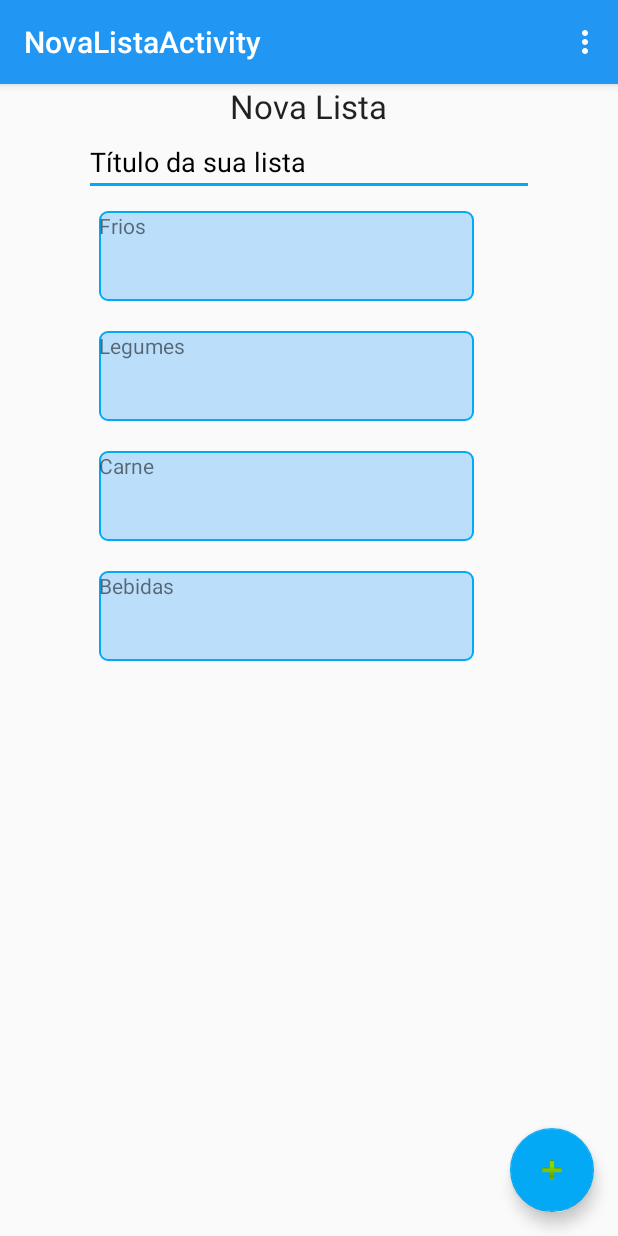
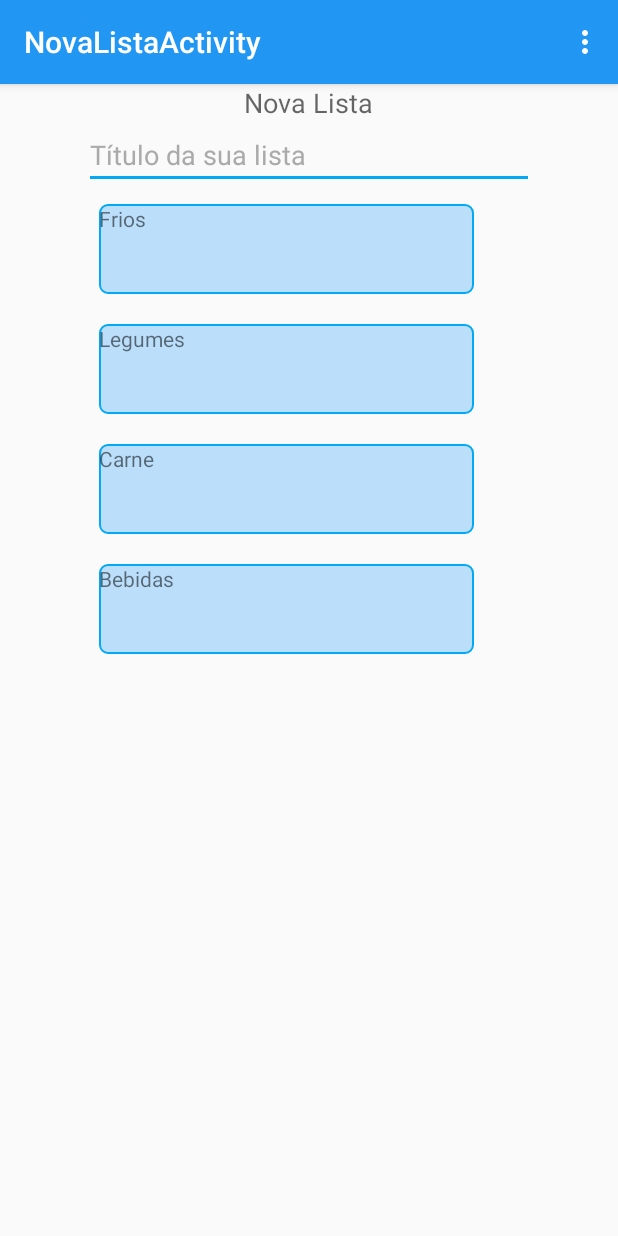
Before and after one commit to DiogoPavan/my-list, an Android app: the NovaListaActivity screen opened directly, with no data from a screen before it, on a phone screen of 412 x 824 dp. Run offline under Robolectric (Android 15) with nearby library versions, the phone set to English and light mode, and no system bars; 1 statement that could not run was skipped.

Commit message:
Segundo Commit

```diff
--- a/app/src/main/AndroidManifest.xml
+++ b/app/src/main/AndroidManifest.xml
@@ -24,7 +24,12 @@
         <activity
             android:name=".activity.NovaListaActivity"
             android:label="@string/title_activity_nova_lista"
-            android:theme="@style/AppTheme"></activity>
+            android:theme="@style/AppTheme">
+
+        </activity>
+        <activity android:name=".activity.CategoriaActivity">
+
+        </activity>
     </application>
 
 </manifest>
--- /dev/null
+++ b/app/src/main/java/mylist/projeto/com/mylist/activity/CategoriaActivity.java
@@ -0,0 +1,15 @@
+package mylist.projeto.com.mylist.activity;
+
+import android.support.v7.app.AppCompatActivity;
+import android.os.Bundle;
+
+import mylist.projeto.com.mylist.R;
+
+public class CategoriaActivity extends AppCompatActivity {
+
+    @Override
+    protected void onCreate(Bundle savedInstanceState) {
+        super.onCreate(savedInstanceState);
+        setContentView(R.layout.activity_categoria);
+    }
+}
--- a/app/src/main/java/mylist/projeto/com/mylist/activity/NovaListaActivity.java
+++ b/app/src/main/java/mylist/projeto/com/mylist/activity/NovaListaActivity.java
@@ -22,8 +22,6 @@ public class NovaListaActivity extends AppCompatActivity implements AdapterView.
     protected void onCreate(Bundle savedInstanceState) {
         super.onCreate(savedInstanceState);
         setContentView(R.layout.activity_nova_lista);
-//        Toolbar toolbar = (Toolbar) findViewById(R.id.toolbar);
-//        setSupportActionBar(toolbar);
 
         android.app.ActionBar actionBar = getActionBar();
 
--- /dev/null
+++ b/app/src/main/res/layout/activity_categoria.xml
@@ -0,0 +1,12 @@
+<?xml version="1.0" encoding="utf-8"?>
+<RelativeLayout xmlns:android="http://schemas.android.com/apk/res/android"
+    xmlns:tools="http://schemas.android.com/tools"
+    android:layout_width="match_parent"
+    android:layout_height="match_parent"
+    android:paddingBottom="@dimen/activity_vertical_margin"
+    android:paddingLeft="@dimen/activity_horizontal_margin"
+    android:paddingRight="@dimen/activity_horizontal_margin"
+    android:paddingTop="@dimen/activity_vertical_margin"
+    tools:context="mylist.projeto.com.mylist.activity.CategoriaActivity">
+
+</RelativeLayout>
--- a/app/src/main/res/layout/activity_nova_lista.xml
+++ b/app/src/main/res/layout/activity_nova_lista.xml
@@ -1,33 +1,32 @@
 <?xml version="1.0" encoding="utf-8"?>
-<android.support.design.widget.CoordinatorLayout xmlns:android="http://schemas.android.com/apk/res/android"
+<LinearLayout xmlns:android="http://schemas.android.com/apk/res/android"
     xmlns:tools="http://schemas.android.com/tools"
     android:layout_width="match_parent"
     android:layout_height="match_parent"
-    android:fitsSystemWindows="true"
-    tools:context="mylist.projeto.com.mylist.activity.NovaListaActivity">
+    android:orientation="vertical"
+    android:gravity="center|top"
+    tools:context="mylist.projeto.com.mylist.activity.NovaListaActivity"
+    tools:showIn="@layout/activity_nova_lista">
 
-    <!--<android.support.design.widget.AppBarLayout-->
-    <!--android:layout_width="match_parent"-->
-    <!--android:layout_height="wrap_content"-->
-    <!--android:theme="@style/AppTheme.AppBarOverlay">-->
-
-    <!--<android.support.v7.widget.Toolbar-->
-    <!--android:id="@+id/toolbar"-->
-    <!--android:layout_width="match_parent"-->
-    <!--android:layout_height="?attr/actionBarSize"-->
-    <!--android:background="?attr/colorPrimary"-->
-    <!--app:popupTheme="@style/AppTheme.PopupOverlay" />-->
-
-    <!--</android.support.design.widget.AppBarLayout>-->
-
-    <include layout="@layout/content_nova_lista" />
-
-    <android.support.design.widget.FloatingActionButton
-        android:id="@+id/fab"
+    <TextView
+        android:id="@+id/textView"
         android:layout_width="wrap_content"
         android:layout_height="wrap_content"
-        android:layout_gravity="bottom|end"
-        android:layout_margin="@dimen/fab_margin"
-        android:src="@android:drawable/ic_input_add" />
+        android:text="@string/nova_lista"
+        android:textAppearance="?android:attr/textAppearanceMedium" />
 
-</android.support.design.widget.CoordinatorLayout>
+    <EditText
+        android:id="@+id/edtNomeNovaLista"
+        android:layout_width="@dimen/dimen_dp_300"
+        android:layout_height="wrap_content"
+        android:hint="@string/hint_nova_lista"
+        android:textColor="@android:color/black"
+        android:textColorHint="@android:color/darker_gray" />
+
+    <ListView
+        android:id="@+id/lvCategoria"
+        android:layout_width="@dimen/dimen_dp_300"
+        android:layout_height="@dimen/dimen_dp_450"
+        android:divider="@null"/>
+
+</LinearLayout>
--- a/app/src/main/res/layout/content_nova_lista.xml
+++ /dev/null
@@ -1,38 +0,0 @@
-<?xml version="1.0" encoding="utf-8"?>
-<RelativeLayout xmlns:android="http://schemas.android.com/apk/res/android"
-    xmlns:tools="http://schemas.android.com/tools"
-    android:layout_width="match_parent"
-    android:layout_height="match_parent"
-    android:gravity="center|top"
-    tools:context="mylist.projeto.com.mylist.activity.NovaListaActivity"
-    tools:showIn="@layout/activity_nova_lista">
-
-    <TextView
-        android:id="@+id/textView"
-        android:layout_width="wrap_content"
-        android:layout_height="wrap_content"
-        android:layout_alignParentTop="true"
-        android:layout_centerHorizontal="true"
-        android:text="@string/nova_lista"
-        android:textAppearance="?android:attr/textAppearanceLarge" />
-
-    <EditText
-        android:id="@+id/edtNomeNovaLista"
-        android:layout_width="@dimen/dimen_dp_300"
-        android:layout_height="wrap_content"
-        android:layout_below="@+id/textView"
-        android:layout_centerHorizontal="true"
-        android:hint="@string/hint_nova_lista"
-        android:textColor="@android:color/black"
-        android:textColorHint="@android:color/black" />
-
-    <ListView
-        android:id="@+id/lvCategoria"
-        android:layout_width="@dimen/dimen_dp_300"
-        android:layout_height="wrap_content"
-        android:layout_below="@+id/edtNomeNovaLista"
-
-        android:layout_centerHorizontal="true"
-        android:divider="@null"></ListView>
-
-</RelativeLayout>
```
